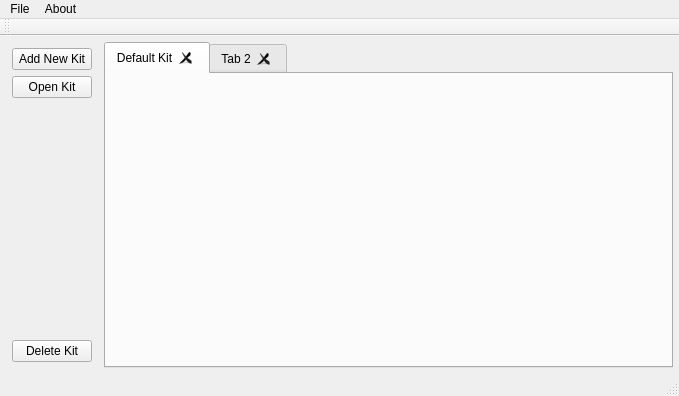
Old version of the form Market-Analysis/mainwindow.ui in the repository tau-lex/market-analysis-system.
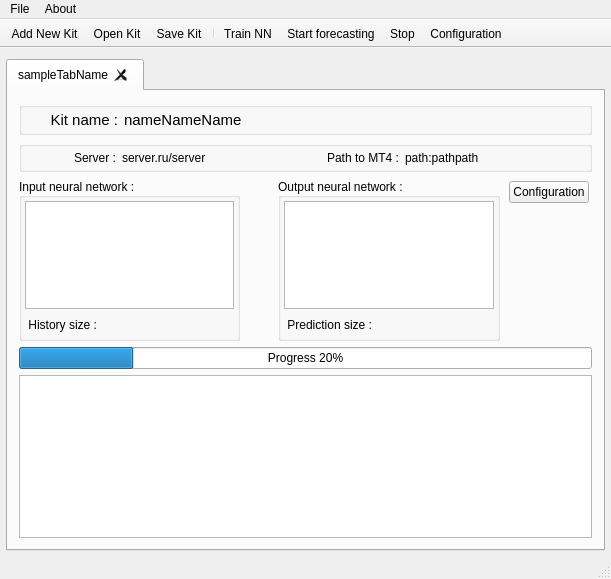
New version of the form. Icons and pictures are not drawn.

Commit message: - add simple interface; - styled tab-kit; - add rc file;

```diff
--- a/Market-Analysis/mainwindow.ui
+++ b/Market-Analysis/mainwindow.ui
@@ -6,24 +6,21 @@
    <rect>
     <x>0</x>
     <y>0</y>
-    <width>679</width>
-    <height>396</height>
+    <width>611</width>
+    <height>579</height>
    </rect>
   </property>
   <property name="windowTitle">
    <string>MainWindow</string>
   </property>
   <widget class="QWidget" name="centralWidget">
+   <property name="enabled">
+    <bool>true</bool>
+   </property>
    <layout class="QVBoxLayout" name="verticalLayout">
-    <property name="spacing">
-     <number>6</number>
-    </property>
     <property name="leftMargin">
      <number>6</number>
     </property>
-    <property name="topMargin">
-     <number>6</number>
-    </property>
     <property name="rightMargin">
      <number>6</number>
     </property>
@@ -31,111 +28,485 @@
      <number>6</number>
     </property>
     <item>
-     <layout class="QHBoxLayout" name="horizontalLayout">
-      <item>
-       <layout class="QVBoxLayout" name="verticalLayoutMenuMAKits">
-        <property name="spacing">
-         <number>6</number>
-        </property>
-        <property name="leftMargin">
-         <number>6</number>
-        </property>
-        <property name="topMargin">
-         <number>6</number>
-        </property>
-        <property name="rightMargin">
-         <number>6</number>
-        </property>
-        <property name="bottomMargin">
-         <number>6</number>
-        </property>
+     <widget class="QTabWidget" name="verticalTabWidget">
+      <property name="tabsClosable">
+       <bool>true</bool>
+      </property>
+      <widget class="QWidget" name="sampleTab2">
+       <attribute name="icon">
+        <iconset>
+         <normaloff>:/ui/img/briefcase_64.png</normaloff>:/ui/img/briefcase_64.png</iconset>
+       </attribute>
+       <attribute name="title">
+        <string>sampleTabName</string>
+       </attribute>
+       <layout class="QVBoxLayout" name="verticalLayout_2" stretch="0,0,2,0,2">
         <item>
-         <widget class="QPushButton" name="addNewKitButton">
-          <property name="text">
-           <string>Add New Kit</string>
-          </property>
-          <property name="autoDefault">
-           <bool>false</bool>
-          </property>
-          <property name="default">
-           <bool>false</bool>
-          </property>
-          <property name="flat">
-           <bool>false</bool>
-          </property>
+         <widget class="QGroupBox" name="hGBoxKitName">
+          <layout class="QHBoxLayout" name="hLayoutName" stretch="1,5">
+           <property name="spacing">
+            <number>6</number>
+           </property>
+           <property name="leftMargin">
+            <number>3</number>
+           </property>
+           <property name="topMargin">
+            <number>3</number>
+           </property>
+           <property name="rightMargin">
+            <number>3</number>
+           </property>
+           <property name="bottomMargin">
+            <number>3</number>
+           </property>
+           <item>
+            <widget class="QLabel" name="nameKitLabel">
+             <property name="minimumSize">
+              <size>
+               <width>0</width>
+               <height>16</height>
+              </size>
+             </property>
+             <property name="baseSize">
+              <size>
+               <width>0</width>
+               <height>0</height>
+              </size>
+             </property>
+             <property name="font">
+              <font>
+               <pointsize>11</pointsize>
+              </font>
+             </property>
+             <property name="frameShape">
+              <enum>QFrame::NoFrame</enum>
+             </property>
+             <property name="text">
+              <string>Kit name :</string>
+             </property>
+             <property name="alignment">
+              <set>Qt::AlignRight|Qt::AlignTrailing|Qt::AlignVCenter</set>
+             </property>
+            </widget>
+           </item>
+           <item>
+            <widget class="QLabel" name="nameKitName">
+             <property name="minimumSize">
+              <size>
+               <width>0</width>
+               <height>16</height>
+              </size>
+             </property>
+             <property name="font">
+              <font>
+               <pointsize>11</pointsize>
+              </font>
+             </property>
+             <property name="text">
+              <string>nameNameName</string>
+             </property>
+            </widget>
+           </item>
+          </layout>
          </widget>
         </item>
         <item>
-         <widget class="QPushButton" name="openKitButton">
-          <property name="text">
-           <string>Open Kit</string>
-          </property>
+         <widget class="QGroupBox" name="hGBoxPathMt4">
+          <layout class="QHBoxLayout" name="hLayoutPath" stretch="1,2,1,2">
+           <property name="spacing">
+            <number>6</number>
+           </property>
+           <property name="leftMargin">
+            <number>3</number>
+           </property>
+           <property name="topMargin">
+            <number>3</number>
+           </property>
+           <property name="rightMargin">
+            <number>3</number>
+           </property>
+           <property name="bottomMargin">
+            <number>3</number>
+           </property>
+           <item>
+            <widget class="QLabel" name="serverLabel">
+             <property name="minimumSize">
+              <size>
+               <width>0</width>
+               <height>16</height>
+              </size>
+             </property>
+             <property name="font">
+              <font>
+               <pointsize>9</pointsize>
+              </font>
+             </property>
+             <property name="text">
+              <string>Server :</string>
+             </property>
+             <property name="alignment">
+              <set>Qt::AlignRight|Qt::AlignTrailing|Qt::AlignVCenter</set>
+             </property>
+            </widget>
+           </item>
+           <item>
+            <widget class="QLabel" name="serverName">
+             <property name="minimumSize">
+              <size>
+               <width>0</width>
+               <height>16</height>
+              </size>
+             </property>
+             <property name="font">
+              <font>
+               <pointsize>9</pointsize>
+              </font>
+             </property>
+             <property name="text">
+              <string>server.ru/server</string>
+             </property>
+            </widget>
+           </item>
+           <item>
+            <widget class="QLabel" name="pathToMt4Label">
+             <property name="minimumSize">
+              <size>
+               <width>0</width>
+               <height>16</height>
+              </size>
+             </property>
+             <property name="font">
+              <font>
+               <pointsize>9</pointsize>
+              </font>
+             </property>
+             <property name="frameShape">
+              <enum>QFrame::NoFrame</enum>
+             </property>
+             <property name="text">
+              <string>Path to MT4 :</string>
+             </property>
+             <property name="alignment">
+              <set>Qt::AlignRight|Qt::AlignTrailing|Qt::AlignVCenter</set>
+             </property>
+            </widget>
+           </item>
+           <item>
+            <widget class="QLabel" name="pathToMt4Name">
+             <property name="minimumSize">
+              <size>
+               <width>0</width>
+               <height>16</height>
+              </size>
+             </property>
+             <property name="font">
+              <font>
+               <pointsize>9</pointsize>
+              </font>
+             </property>
+             <property name="text">
+              <string>path:pathpath</string>
+             </property>
+             <property name="alignment">
+              <set>Qt::AlignLeading|Qt::AlignLeft|Qt::AlignVCenter</set>
+             </property>
+            </widget>
+           </item>
+          </layout>
          </widget>
         </item>
         <item>
-         <spacer name="verticalSpacer">
-          <property name="orientation">
-           <enum>Qt::Vertical</enum>
+         <layout class="QHBoxLayout" name="hLayoutConf">
+          <property name="leftMargin">
+           <number>0</number>
           </property>
-          <property name="sizeHint" stdset="0">
-           <size>
-            <width>20</width>
-            <height>40</height>
-           </size>
+          <property name="topMargin">
+           <number>0</number>
           </property>
-         </spacer>
+          <property name="rightMargin">
+           <number>0</number>
+          </property>
+          <property name="bottomMargin">
+           <number>0</number>
+          </property>
+          <item>
+           <widget class="QGroupBox" name="vGBoxInput">
+            <property name="title">
+             <string>Input neural network :</string>
+            </property>
+            <property name="alignment">
+             <set>Qt::AlignLeading|Qt::AlignLeft|Qt::AlignVCenter</set>
+            </property>
+            <property name="flat">
+             <bool>false</bool>
+            </property>
+            <layout class="QVBoxLayout" name="vLayoutInput">
+             <property name="leftMargin">
+              <number>3</number>
+             </property>
+             <property name="topMargin">
+              <number>3</number>
+             </property>
+             <property name="rightMargin">
+              <number>3</number>
+             </property>
+             <property name="bottomMargin">
+              <number>3</number>
+             </property>
+             <item>
+              <widget class="QListView" name="inputListView"/>
+             </item>
+             <item>
+              <layout class="QHBoxLayout" name="hLayoutInputSize" stretch="1,2">
+               <property name="leftMargin">
+                <number>3</number>
+               </property>
+               <property name="topMargin">
+                <number>3</number>
+               </property>
+               <property name="rightMargin">
+                <number>3</number>
+               </property>
+               <property name="bottomMargin">
+                <number>3</number>
+               </property>
+               <item>
+                <widget class="QLabel" name="inputLabel">
+                 <property name="text">
+                  <string>History size :</string>
+                 </property>
+                 <property name="alignment">
+                  <set>Qt::AlignRight|Qt::AlignTrailing|Qt::AlignVCenter</set>
+                 </property>
+                </widget>
+               </item>
+               <item>
+                <widget class="QLabel" name="inputSize">
+                 <property name="text">
+                  <string/>
+                 </property>
+                </widget>
+               </item>
+              </layout>
+             </item>
+            </layout>
+           </widget>
+          </item>
+          <item>
+           <layout class="QVBoxLayout" name="vLayoutSymbol" stretch="2,1,2">
+            <property name="leftMargin">
+             <number>3</number>
+            </property>
+            <property name="topMargin">
+             <number>3</number>
+            </property>
+            <property name="rightMargin">
+             <number>3</number>
+            </property>
+            <property name="bottomMargin">
+             <number>3</number>
+            </property>
+            <item>
+             <spacer name="verticalSpacer_2">
+              <property name="orientation">
+               <enum>Qt::Vertical</enum>
+              </property>
+              <property name="sizeHint" stdset="0">
+               <size>
+                <width>20</width>
+                <height>40</height>
+               </size>
+              </property>
+             </spacer>
+            </item>
+            <item>
+             <widget class="QLabel" name="arrowLabel">
+              <property name="sizePolicy">
+               <sizepolicy hsizetype="Preferred" vsizetype="Preferred">
+                <horstretch>0</horstretch>
+                <verstretch>0</verstretch>
+               </sizepolicy>
+              </property>
+              <property name="minimumSize">
+               <size>
+                <width>16</width>
+                <height>16</height>
+               </size>
+              </property>
+              <property name="maximumSize">
+               <size>
+                <width>64</width>
+                <height>64</height>
+               </size>
+              </property>
+              <property name="autoFillBackground">
+               <bool>false</bool>
+              </property>
+              <property name="frameShape">
+               <enum>QFrame::NoFrame</enum>
+              </property>
+              <property name="frameShadow">
+               <enum>QFrame::Plain</enum>
+              </property>
+              <property name="text">
+               <string/>
+              </property>
+              <property name="textFormat">
+               <enum>Qt::AutoText</enum>
+              </property>
+              <property name="pixmap">
+               <pixmap resource="resources.qrc">:/img/right_64.png</pixmap>
+              </property>
+              <property name="scaledContents">
+               <bool>true</bool>
+              </property>
+              <property name="textInteractionFlags">
+               <set>Qt::NoTextInteraction</set>
+              </property>
+             </widget>
+            </item>
+            <item>
+             <spacer name="verticalSpacer_3">
+              <property name="orientation">
+               <enum>Qt::Vertical</enum>
+              </property>
+              <property name="sizeHint" stdset="0">
+               <size>
+                <width>20</width>
+                <height>40</height>
+               </size>
+              </property>
+             </spacer>
+            </item>
+           </layout>
+          </item>
+          <item>
+           <widget class="QGroupBox" name="vGBoxOutput">
+            <property name="title">
+             <string>Output neural network :</string>
+            </property>
+            <property name="alignment">
+             <set>Qt::AlignLeading|Qt::AlignLeft|Qt::AlignVCenter</set>
+            </property>
+            <property name="flat">
+             <bool>false</bool>
+            </property>
+            <layout class="QVBoxLayout" name="vLayoutOutput">
+             <property name="leftMargin">
+              <number>3</number>
+             </property>
+             <property name="topMargin">
+              <number>3</number>
+             </property>
+             <property name="rightMargin">
+              <number>3</number>
+             </property>
+             <property name="bottomMargin">
+              <number>3</number>
+             </property>
+             <item>
+              <widget class="QListView" name="outputListView"/>
+             </item>
+             <item>
+              <layout class="QHBoxLayout" name="hLayoutOutputSize" stretch="1,2">
+               <property name="leftMargin">
+                <number>3</number>
+               </property>
+               <property name="topMargin">
+                <number>3</number>
+               </property>
+               <property name="rightMargin">
+                <number>3</number>
+               </property>
+               <property name="bottomMargin">
+                <number>3</number>
+               </property>
+               <item>
+                <widget class="QLabel" name="outputLabel">
+                 <property name="layoutDirection">
+                  <enum>Qt::LeftToRight</enum>
+                 </property>
+                 <property name="text">
+                  <string>Prediction size :</string>
+                 </property>
+                 <property name="alignment">
+                  <set>Qt::AlignRight|Qt::AlignTrailing|Qt::AlignVCenter</set>
+                 </property>
+                </widget>
+               </item>
+               <item>
+                <widget class="QLabel" name="outputSize">
+                 <property name="text">
+                  <string/>
+                 </property>
+                </widget>
+               </item>
+              </layout>
+             </item>
+            </layout>
+           </widget>
+          </item>
+          <item>
+           <layout class="QVBoxLayout" name="vLayoutButtons">
+            <property name="leftMargin">
+             <number>3</number>
+            </property>
+            <property name="topMargin">
+             <number>3</number>
+            </property>
+            <property name="rightMargin">
+             <number>3</number>
+            </property>
+            <property name="bottomMargin">
+             <number>3</number>
+            </property>
+            <item>
+             <widget class="QPushButton" name="configurationButton">
+              <property name="text">
+               <string>Configuration</string>
+              </property>
+              <property name="icon">
+               <iconset>
+                <normaloff>:/ui/img/gear_64.png</normaloff>:/ui/img/gear_64.png</iconset>
+              </property>
+             </widget>
+            </item>
+            <item>
+             <spacer name="verticalSpacer">
+              <property name="orientation">
+               <enum>Qt::Vertical</enum>
+              </property>
+              <property name="sizeHint" stdset="0">
+               <size>
+                <width>20</width>
+                <height>40</height>
+               </size>
+              </property>
+             </spacer>
+            </item>
+           </layout>
+          </item>
+         </layout>
         </item>
         <item>
-         <widget class="QPushButton" name="deleteKitButton">
-          <property name="text">
-           <string>Delete Kit</string>
+         <widget class="QProgressBar" name="progressBar">
+          <property name="maximum">
+           <number>120</number>
           </property>
+          <property name="value">
+           <number>24</number>
+          </property>
+          <property name="format">
+           <string>Progress %p%</string>
+          </property>
          </widget>
         </item>
+        <item>
+         <widget class="QPlainTextEdit" name="consoleTextEdit"/>
+        </item>
        </layout>
-      </item>
-      <item>
-       <widget class="QTabWidget" name="marketAssayKitsTabWidget">
-        <property name="tabPosition">
-         <enum>QTabWidget::North</enum>
-        </property>
-        <property name="tabShape">
-         <enum>QTabWidget::Rounded</enum>
-        </property>
-        <property name="currentIndex">
-         <number>0</number>
-        </property>
-        <property name="iconSize">
-         <size>
-          <width>16</width>
-          <height>16</height>
-         </size>
-        </property>
-        <property name="elideMode">
-         <enum>Qt::ElideNone</enum>
-        </property>
-        <property name="documentMode">
-         <bool>false</bool>
-        </property>
-        <property name="tabsClosable">
-         <bool>true</bool>
-        </property>
-        <property name="tabBarAutoHide">
-         <bool>false</bool>
-        </property>
-        <widget class="QWidget" name="defaultKitTab">
-         <attribute name="title">
-          <string>Default Kit</string>
-         </attribute>
-        </widget>
-        <widget class="QWidget" name="tab_2">
-         <attribute name="title">
-          <string>Tab 2</string>
-         </attribute>
-        </widget>
-       </widget>
-      </item>
-     </layout>
+      </widget>
+     </widget>
     </item>
    </layout>
   </widget>
@@ -144,7 +515,7 @@
     <rect>
      <x>0</x>
      <y>0</y>
-     <width>679</width>
+     <width>611</width>
      <height>20</height>
     </rect>
    </property>
@@ -167,12 +538,32 @@
    <property name="windowTitle">
     <string>toolBar</string>
    </property>
+   <property name="movable">
+    <bool>false</bool>
+   </property>
+   <property name="iconSize">
+    <size>
+     <width>24</width>
+     <height>24</height>
+    </size>
+   </property>
+   <property name="floatable">
+    <bool>false</bool>
+   </property>
    <attribute name="toolBarArea">
     <enum>TopToolBarArea</enum>
    </attribute>
    <attribute name="toolBarBreak">
     <bool>false</bool>
    </attribute>
+   <addaction name="actionAdd_New_Kit"/>
+   <addaction name="actionOpen_Kit"/>
+   <addaction name="action_Save_Kit"/>
+   <addaction name="separator"/>
+   <addaction name="actionTrain_NN"/>
+   <addaction name="actionStart_forecasting"/>
+   <addaction name="actionStop"/>
+   <addaction name="actionKit_Configuration"/>
   </widget>
   <action name="actionAdd_New_Kit">
    <property name="text">
@@ -205,6 +596,53 @@
     <string>Open Kit</string>
    </property>
   </action>
+  <action name="actionTrain_NN">
+   <property name="icon">
+    <iconset resource="resources.qrc">
+     <normaloff>:/img/clipboard_pencil_64.png</normaloff>:/img/clipboard_pencil_64.png</iconset>
+   </property>
+   <property name="text">
+    <string>Train NN</string>
+   </property>
+   <property name="toolTip">
+    <string>Train Neural Network</string>
+   </property>
+  </action>
+  <action name="actionStart_forecasting">
+   <property name="icon">
+    <iconset resource="resources.qrc">
+     <normaloff>:/img/statistics2_diagram_64.png</normaloff>:/img/statistics2_diagram_64.png</iconset>
+   </property>
+   <property name="text">
+    <string>Start forecasting</string>
+   </property>
+  </action>
+  <action name="actionStop">
+   <property name="icon">
+    <iconset resource="resources.qrc">
+     <normaloff>:/img/stop_64.png</normaloff>:/img/stop_64.png</iconset>
+   </property>
+   <property name="text">
+    <string>Stop</string>
+   </property>
+   <property name="toolTip">
+    <string>Stop work</string>
+   </property>
+  </action>
+  <action name="actionKit_Configuration">
+   <property name="icon">
+    <iconset resource="resources.qrc">
+     <normaloff>:/img/gear_64.png</normaloff>:/img/gear_64.png</iconset>
+   </property>
+   <property name="text">
+    <string>Configuration</string>
+   </property>
+  </action>
+  <action name="actionExit">
+   <property name="text">
+    <string>Exit</string>
+   </property>
+  </action>
  </widget>
  <layoutdefault spacing="6" margin="11"/>
  <resources/>
```
Left out of the diff: 34 changed lines with no effect on the pictures. The commit also changes 7 other files.
